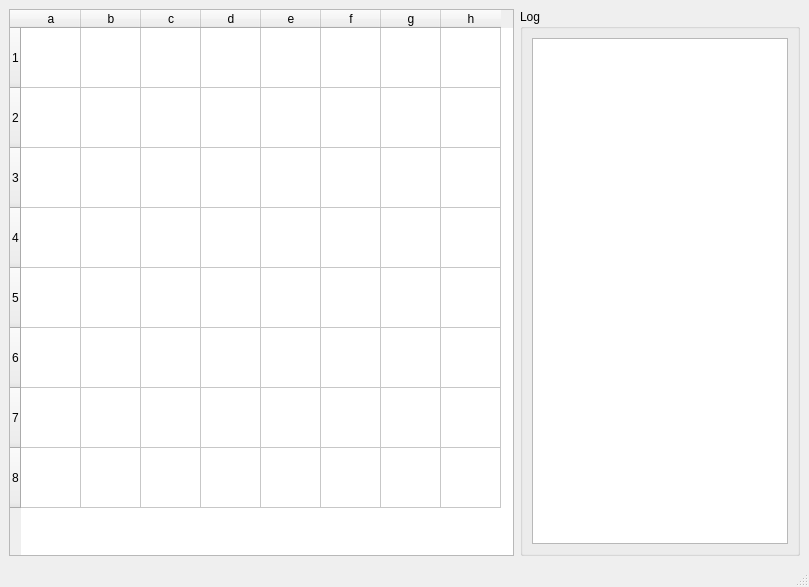
JakubRajcok/AI_chess, file mainwindow.ui: the form before one commit.
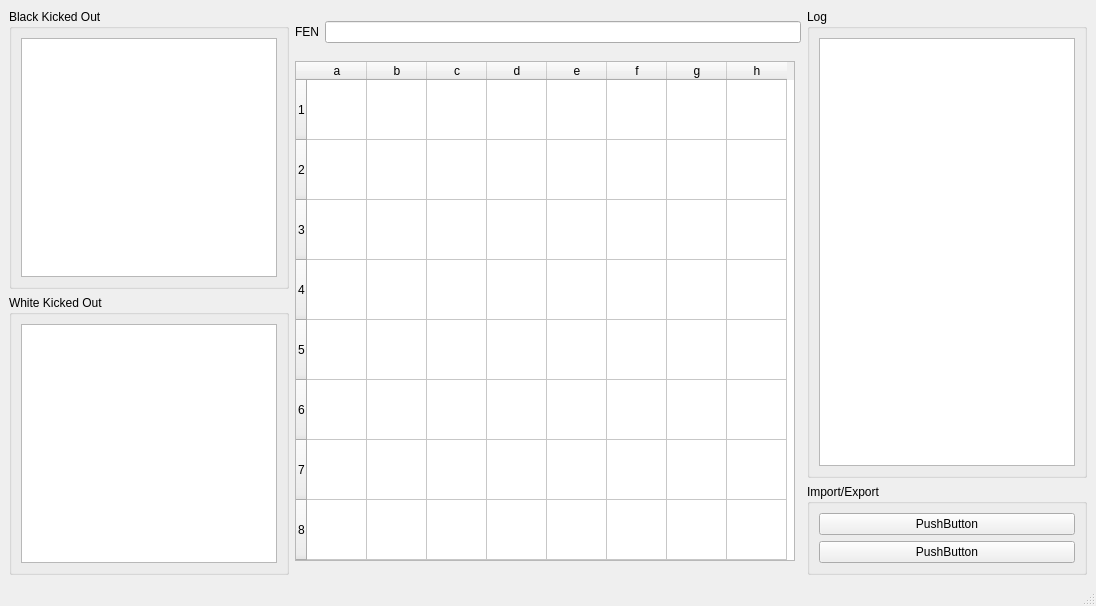
The form after the commit.

Diff of the .ui file:
```diff
--- a/mainwindow.ui
+++ b/mainwindow.ui
@@ -6,8 +6,8 @@
    <rect>
     <x>0</x>
     <y>0</y>
-    <width>809</width>
-    <height>587</height>
+    <width>1096</width>
+    <height>606</height>
    </rect>
   </property>
   <property name="maximumSize">
@@ -20,17 +20,85 @@
    <string>MainWindow</string>
   </property>
   <widget class="QWidget" name="centralwidget">
-   <layout class="QVBoxLayout" name="verticalLayout_2">
+   <layout class="QHBoxLayout" name="horizontalLayout_2">
     <item>
-     <layout class="QHBoxLayout" name="horizontalLayout">
+     <layout class="QVBoxLayout" name="verticalLayout_4">
+      <item>
+       <widget class="QGroupBox" name="groupBox_2">
+        <property name="title">
+         <string>Black Kicked Out</string>
+        </property>
+        <layout class="QVBoxLayout" name="verticalLayout_2">
+         <item>
+          <widget class="QListWidget" name="list_black_kickout">
+           <property name="sizePolicy">
+            <sizepolicy hsizetype="Preferred" vsizetype="Expanding">
+             <horstretch>0</horstretch>
+             <verstretch>0</verstretch>
+            </sizepolicy>
+           </property>
+          </widget>
+         </item>
+        </layout>
+       </widget>
+      </item>
+      <item>
+       <widget class="QGroupBox" name="groupBox_3">
+        <property name="title">
+         <string>White Kicked Out</string>
+        </property>
+        <layout class="QVBoxLayout" name="verticalLayout_3">
+         <item>
+          <widget class="QListWidget" name="list_white_kickout">
+           <property name="sizePolicy">
+            <sizepolicy hsizetype="Preferred" vsizetype="Expanding">
+             <horstretch>0</horstretch>
+             <verstretch>0</verstretch>
+            </sizepolicy>
+           </property>
+          </widget>
+         </item>
+        </layout>
+       </widget>
+      </item>
+     </layout>
+    </item>
+    <item>
+     <layout class="QVBoxLayout" name="verticalLayout_5">
+      <item>
+       <layout class="QHBoxLayout" name="horizontalLayout">
+        <item>
+         <widget class="QLabel" name="label">
+          <property name="text">
+           <string>FEN</string>
+          </property>
+         </widget>
+        </item>
+        <item>
+         <widget class="QLineEdit" name="lineEdit"/>
+        </item>
+       </layout>
+      </item>
       <item>
        <widget class="QTableWidget" name="tableWidget">
         <property name="sizePolicy">
-         <sizepolicy hsizetype="Expanding" vsizetype="MinimumExpanding">
+         <sizepolicy hsizetype="Fixed" vsizetype="Fixed">
           <horstretch>0</horstretch>
           <verstretch>0</verstretch>
          </sizepolicy>
         </property>
+        <property name="minimumSize">
+         <size>
+          <width>500</width>
+          <height>500</height>
+         </size>
+        </property>
+        <property name="maximumSize">
+         <size>
+          <width>500</width>
+          <height>500</height>
+         </size>
+        </property>
         <property name="alternatingRowColors">
          <bool>false</bool>
         </property>
@@ -134,6 +202,10 @@
         </column>
        </widget>
       </item>
+     </layout>
+    </item>
+    <item>
+     <layout class="QVBoxLayout" name="verticalLayout_7">
       <item>
        <widget class="QGroupBox" name="groupBox">
         <property name="title">
@@ -159,6 +231,29 @@
         </layout>
        </widget>
       </item>
+      <item>
+       <widget class="QGroupBox" name="groupBox_4">
+        <property name="title">
+         <string>Import/Export</string>
+        </property>
+        <layout class="QVBoxLayout" name="verticalLayout_6">
+         <item>
+          <widget class="QPushButton" name="pushButton">
+           <property name="text">
+            <string>PushButton</string>
+           </property>
+          </widget>
+         </item>
+         <item>
+          <widget class="QPushButton" name="pushButton_2">
+           <property name="text">
+            <string>PushButton</string>
+           </property>
+          </widget>
+         </item>
+        </layout>
+       </widget>
+      </item>
      </layout>
     </item>
    </layout>
```
Left out of the diff: 4 changed lines with no effect on the pictures.
